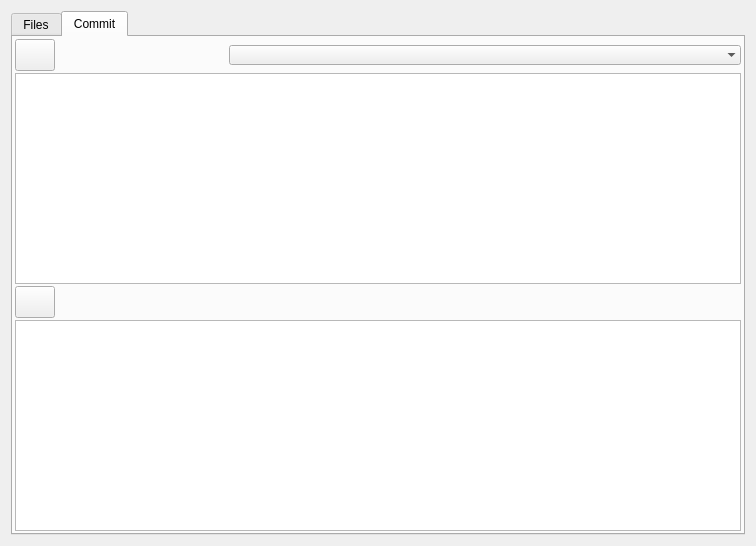
This is gvtree_comparetree.ui in wtr9987/gvtree as Qt 5 draws it before an edit. The edited form follows.
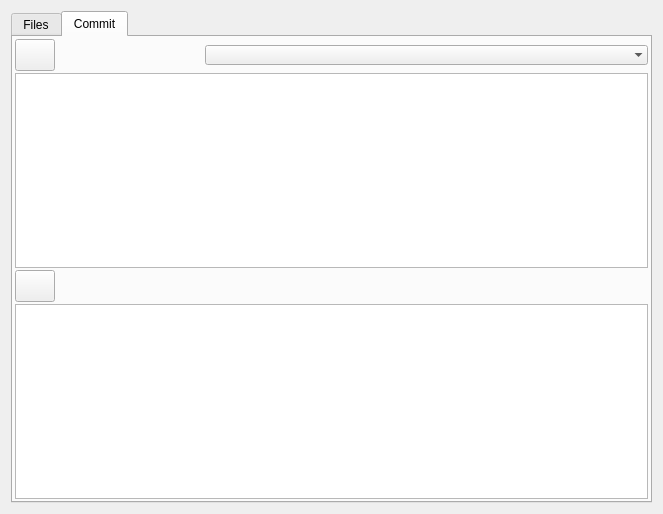
This is the edited form. The open tabs and pages were chosen to show the change. Icons and pictures are not drawn. Custom widgets are drawn as their Qt base class.

Commit message: Fixed bug in tagtree Removed minimum size of Compare window

The edit to the form file:
```diff
--- a/gvtree_comparetree.ui
+++ b/gvtree_comparetree.ui
@@ -6,10 +6,22 @@
    <rect>
     <x>0</x>
     <y>0</y>
-    <width>756</width>
-    <height>546</height>
+    <width>663</width>
+    <height>514</height>
    </rect>
   </property>
+  <property name="sizePolicy">
+   <sizepolicy hsizetype="MinimumExpanding" vsizetype="MinimumExpanding">
+    <horstretch>0</horstretch>
+    <verstretch>0</verstretch>
+   </sizepolicy>
+  </property>
+  <property name="minimumSize">
+   <size>
+    <width>160</width>
+    <height>200</height>
+   </size>
+  </property>
   <property name="windowTitle">
    <string>Form</string>
   </property>
```
Left out of the diff: 2 changed lines with no effect on the pictures. The commit also changes 2 other files.
